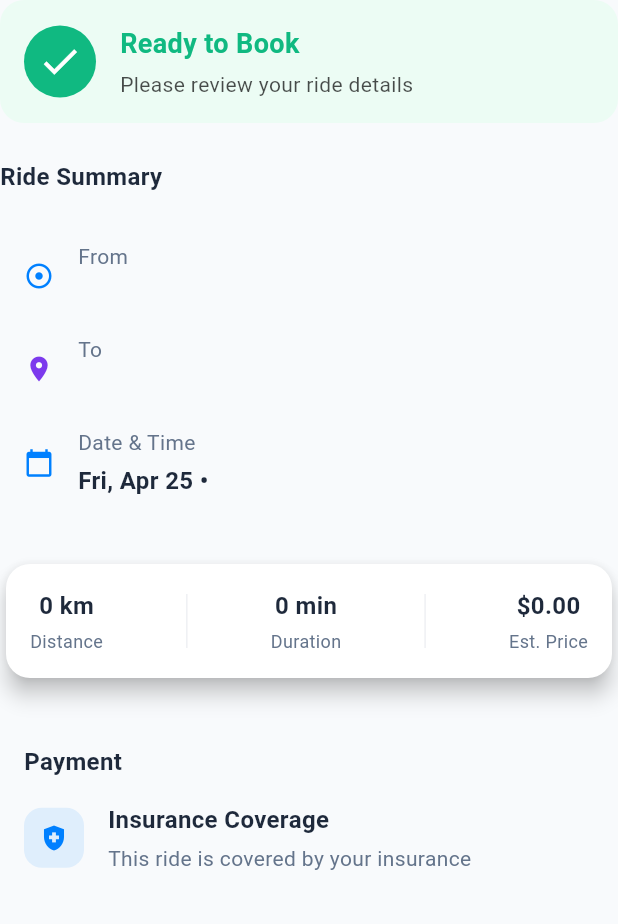
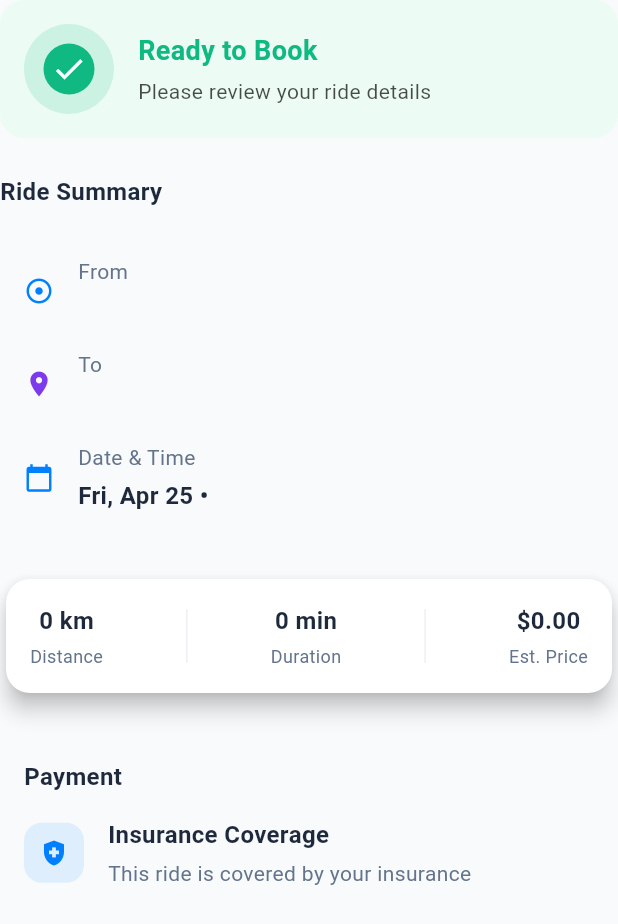
Before and after one commit to Jossyboydgenius/Healthride, a Flutter app: the ConfirmationStep widget shown alone on an empty page, opened directly with empty values, on a phone screen of 412 x 824 dp. Shown: the top 924 px of the screen. Run offline on Flutter 3.47's test engine with Material 3 defaults, Android fonts, the phone set to English and light mode, and no system bars; our stand-ins replace google_maps_flutter, image_picker, location; accounts and stored records are empty; Roboto replaces fonts that are missing (SF Pro Display); project files that could hold a hidden picture were left out.

Commit message:
Refactor ConfirmationStep layout by replacing the check icon with a stacked design featuring an outer circle for improved visual appeal and user experience.

```diff
--- a/lib/src/widgets/home/booking_steps/confirmation_step.dart
+++ b/lib/src/widgets/home/booking_steps/confirmation_step.dart
@@ -51,9 +51,22 @@ class ConfirmationStep extends StatelessWidget {
           padding: const EdgeInsets.all(16),
           child: Row(
             children: [
+              Stack(
+                alignment: Alignment.center,
+                children: [
+                  // Outer lighter circle
                   Container(
-                width: 48,
-                height: 48,
+                    width: 60,
+                    height: 60,
+                    decoration: BoxDecoration(
+                      color: const Color(0xFF10B981).withOpacity(0.15),
+                      shape: BoxShape.circle,
+                    ),
+                  ),
+                  // Inner colored circle with check icon
+                  Container(
+                    width: 34,
+                    height: 34,
                     decoration: const BoxDecoration(
                       color: Color(0xFF10B981),
                       shape: BoxShape.circle,
@@ -61,8 +74,10 @@ class ConfirmationStep extends StatelessWidget {
                     child: const Icon(
                       Icons.check,
                       color: Colors.white,
-                  size: 30,
+                      size: 24,
                     ),
+                  ),
+                ],
               ),
               const SizedBox(width: 16),
               Expanded(
```
Lines whose indentation alone changed are shown as unchanged.
